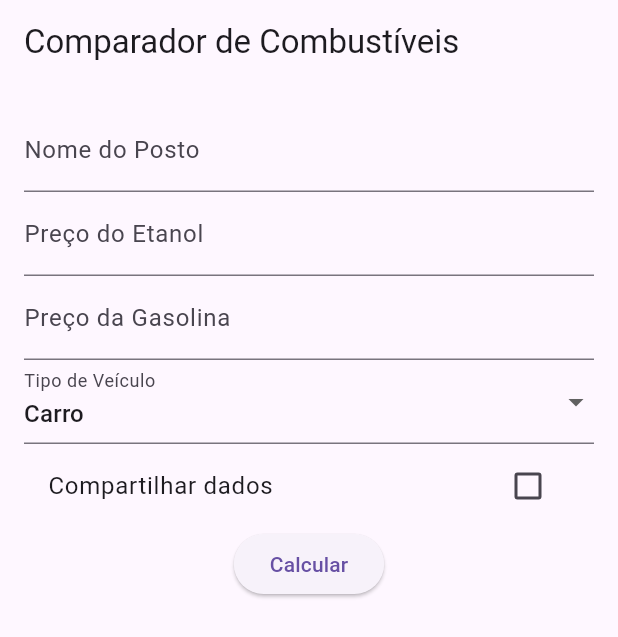
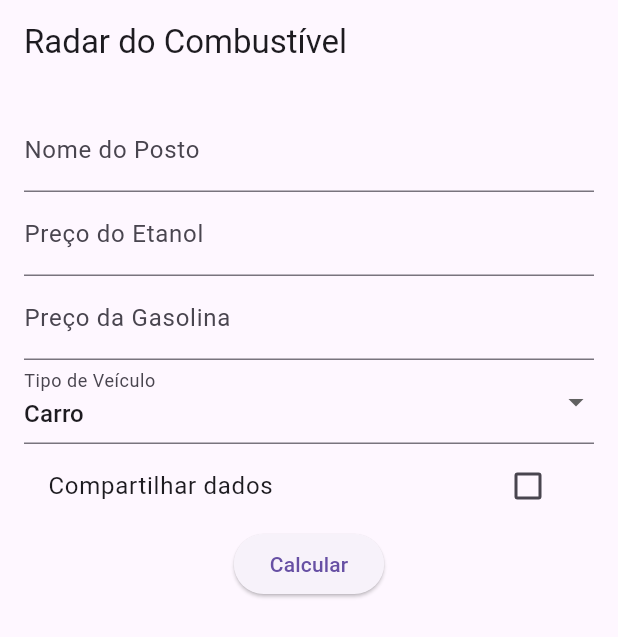
Before and after one commit to sanderpiva/atividade_final_flutter, a Flutter app: the screen it shows after launch, on a phone screen of 412 x 824 dp. Shown: the top 637 px of the screen. Run offline on Flutter 3.47's test engine with Material 3 defaults, Android fonts, the phone set to English and light mode, and no system bars; our stand-ins replace share_plus.

Commit message:
Update main.dart

```diff
--- a/lib/main.dart
+++ b/lib/main.dart
@@ -13,7 +13,7 @@ class MyApp extends StatelessWidget {
   Widget build(BuildContext context) {
     return MaterialApp(
       debugShowCheckedModeBanner: false,
-      title: 'Radar de Combustível',
+      title: 'Radar do Combustível',
       theme: ThemeData(
         primarySwatch: Colors.blue,
       ),
@@ -38,7 +38,7 @@ class _CombustivelAppState extends State<CombustivelApp> {
   String resultado = '';
   bool enviarDados = false;
 
-  // Fatores de correção simplificados (ajuste conforme necessário)
+
   Map<String, double> fatoresCorrecao = {
     'Carro': 0.9,
     'Moto': 0.85,
@@ -87,7 +87,7 @@ class _CombustivelAppState extends State<CombustivelApp> {
     ]);
     return Scaffold(
       appBar: AppBar(
-        title: Text('Comparador de Combustíveis'),
+        title: Text('Radar do Combustível'),
       ),
       body: Padding(
         padding: const EdgeInsets.all(16.0),
```
